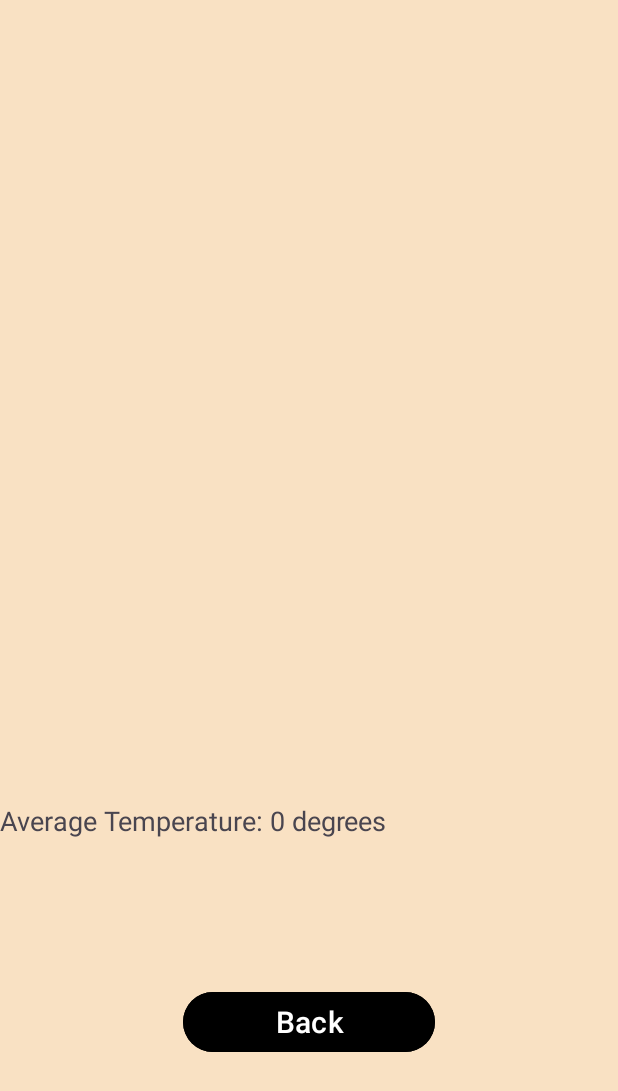
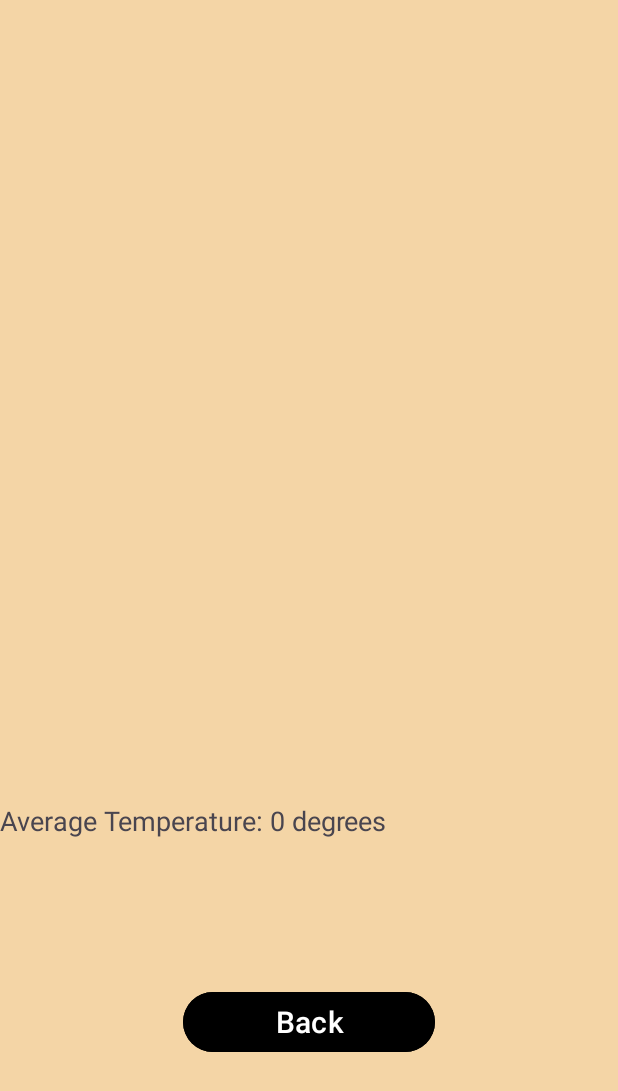
Before and after one commit to ST10434179-MichaelHerring/ST10434179_IMAD5112_Practicum, an Android app: the DetailScreen screen opened directly, with no data from a screen before it, on a phone screen of 412 x 824 dp. Shown: the top 1091 px of the screen. Run offline under Robolectric (Android 15) with nearby library versions, the light colour scheme and no system bars.

Commit message:
made all the background the same colour

```diff
--- a/app/src/main/res/layout/detail_screen.xml
+++ b/app/src/main/res/layout/detail_screen.xml
@@ -2,7 +2,7 @@
 <LinearLayout xmlns:android="http://schemas.android.com/apk/res/android"
     android:layout_width="match_parent"
     android:layout_height="match_parent"
-    android:background="#ABFFFFFF"
+    android:background="#FFFFFF"
     android:backgroundTint="#ABF1C57B"
     android:orientation="vertical">
 
```
